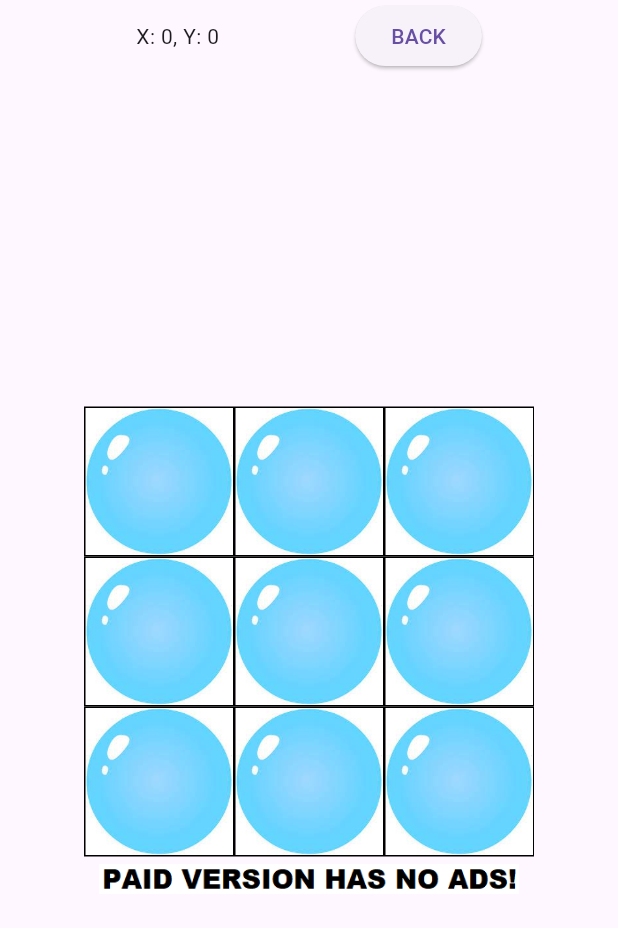
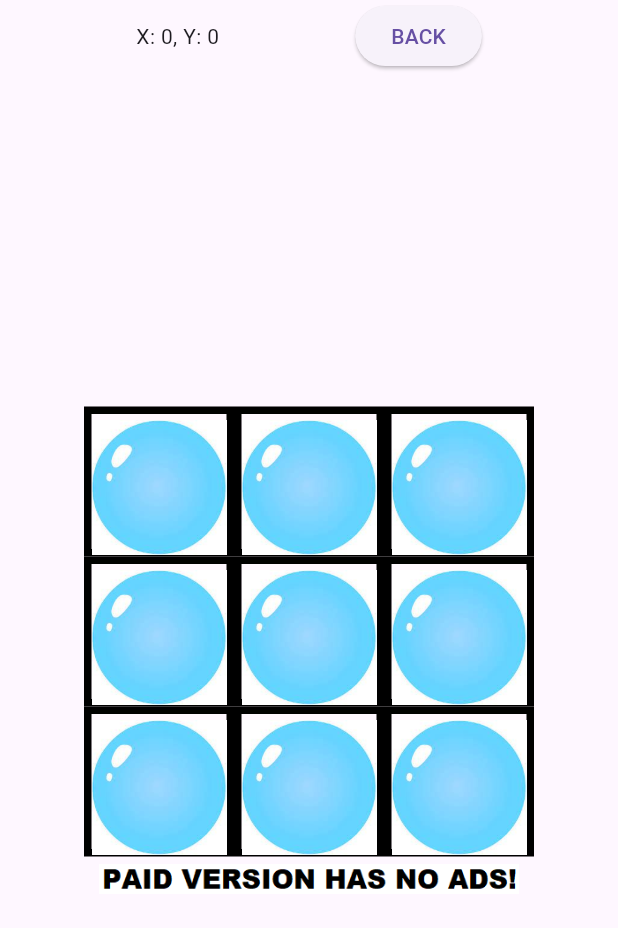
Before and after one commit to wojtekbakun/tictactoe, a Flutter app: the GameScreen screen opened by its route, on a phone screen of 412 x 824 dp. Shown: the top 928 px of the screen. Run offline on Flutter 3.47's test engine with Material 3 defaults, Android fonts, the phone set to English and light mode, and no system bars.

Commit message:
added floating animation and new provider

```diff
--- a/lib/core/consts/consts.dart
+++ b/lib/core/consts/consts.dart
@@ -20,6 +20,8 @@ class MyConsts {
 
   static const String xBubblePath = 'assets/images/bubble_x.jpeg';
   static const String oBubblePath = 'assets/images/bubble_o.jpg';
+  static const String superOBubblePath = 'assets/images/super_o.png';
+  static const String superXBubblePath = 'assets/images/super_x.jpg';
   static const String bubblePath = 'assets/images/bubble.jpeg';
 
   static const String sixWinningPath = 'assets/images/number_4.png';
@@ -41,4 +43,6 @@ class MyConsts {
       'assets/sounds/click_sound_effect.mp3';
   static const String backgroundSoundPath =
       'assets/sounds/background_music.wav';
+  static const String superBubbleSoundPath =
+      'assets/sounds/jackpot_sound_edit.mp3';
 }
--- a/lib/core/providers/providers_init.dart
+++ b/lib/core/providers/providers_init.dart
@@ -2,6 +2,7 @@ import 'package:flutter/material.dart';
 import 'package:provider/provider.dart';
 import 'package:tictactoe/data/models/ttt_game_model.dart';
 import 'package:tictactoe/data/providers/game_settiings.dart';
+import 'package:tictactoe/data/providers/gameplay.dart';
 
 class ProvidersInit extends StatelessWidget {
   final Widget child;
@@ -13,6 +14,7 @@ class ProvidersInit extends StatelessWidget {
       providers: [
         ChangeNotifierProvider(create: (context) => GameSettiings()),
         ChangeNotifierProvider(create: (context) => TicTacToeGameModel()),
+        ChangeNotifierProvider(create: (context) => Gameplay()),
       ],
       child: child,
     );
--- a/lib/data/providers/game.dart
+++ /dev/null
@@ -1,8 +0,0 @@
-import 'package:flutter/material.dart';
-import 'package:tictactoe/data/models/ttt_game_model.dart';
-
-class Game extends ChangeNotifier {
-  gameModelInstance() {
-    final TicTacToeGameModel gameModel;
-  }
-}
--- a/lib/data/providers/game_settiings.dart
+++ b/lib/data/providers/game_settiings.dart
@@ -1,4 +1,5 @@
 import 'package:flutter/material.dart';
+import 'package:tictactoe/domain/config/game_repo.dart';
 
 class GameSettiings extends ChangeNotifier {
   bool _isPlayerVsAI = false;
@@ -9,6 +10,8 @@ class GameSettiings extends ChangeNotifier {
 
   String _level = 'EASY';
   String get level => _level;
+
+  final currentConfig = GameRepo().gameConfigurations['3x3'];
 
   void setLevel(String value) {
     _level = value;
--- /dev/null
+++ b/lib/data/providers/gameplay.dart
@@ -0,0 +1,64 @@
+import 'package:flutter/material.dart';
+
+class Gameplay extends ChangeNotifier {
+  List<List<Map<String, dynamic>>> _floatStates = [];
+  double _floatRange = 0;
+  double _floatSpeed = 0;
+  final int _gridSize = 3;
+  int get gridSize => _gridSize;
+  double get floatRange => _floatRange;
+  double get floatSpeed => _floatSpeed;
+  List<List<Map<String, dynamic>>> get floatStates => _floatStates;
+
+  double getGridWidth() {
+    double width;
+    switch (_gridSize) {
+      case 15:
+        width = 3;
+        break;
+      case 18:
+        width = 2;
+        break;
+      case 21:
+        width = 1;
+        break;
+      default:
+        width = 5;
+    }
+    return width;
+  }
+
+  void initializeFloatStates() {
+    // generate a list of lists of maps, each map representing a bubble
+    _floatStates = List.generate(
+      _gridSize,
+      (_) => List.generate(
+        _gridSize,
+        (_) => {'floating': true, 'offset': 0.0, 'direction': 1},
+      ),
+    );
+  }
+
+  void initializeFloatSettings() {
+    double baseFloatRange = 10;
+    double baseFloatSpeed = 0.2;
+
+    _floatRange = baseFloatRange * (3 / _gridSize);
+    _floatSpeed = baseFloatSpeed * (3 / _gridSize);
+  }
+
+  void updateBubblePositions() {
+    for (int row = 0; row < _gridSize; row++) {
+      for (int col = 0; col < _gridSize; col++) {
+        var cell = floatStates[row][col];
+        cell['offset'] += cell['direction'] * floatSpeed;
+
+        // Odwracanie kierunku, gdy bąbelek osiągnie maksymalny zakres
+        if (cell['offset'].abs() >= floatRange) {
+          cell['direction'] *= -1;
+        }
+      }
+    }
+    notifyListeners();
+  }
+}
--- /dev/null
+++ b/lib/domain/config/game_repo.dart
@@ -0,0 +1,11 @@
+class GameRepo {
+  final Map<String, Map<String, int>> gameConfigurations = {
+    '3x3': {'grid_size': 3, 'win_length': 3},
+    '6x6': {'grid_size': 6, 'win_length': 4},
+    '9X9': {'grid_size': 9, 'win_length': 5},
+    '11X11': {'grid_size': 11, 'win_length': 6},
+    '15X15': {'grid_size': 15, 'win_length': 7},
+    '18X18': {'grid_size': 18, 'win_length': 8},
+    '21X21': {'grid_size': 21, 'win_length': 9}
+  };
+}
--- a/lib/presentation/screens/grid_screen.dart
+++ b/lib/presentation/screens/grid_screen.dart
@@ -17,6 +17,7 @@ class GridScreen extends StatelessWidget {
 
   @override
   Widget build(BuildContext context) {
+    //final game = context.watch<Game>();
     final settings = context.watch<GameSettiings>();
     return Scaffold(
       body: SafeArea(
--- a/lib/presentation/widgets/game.dart
+++ b/lib/presentation/widgets/game.dart
@@ -2,6 +2,7 @@ import 'package:flutter/material.dart';
 import 'package:provider/provider.dart';
 import 'package:tictactoe/core/consts/consts.dart';
 import 'package:tictactoe/data/models/ttt_game_model.dart';
+import 'package:tictactoe/data/providers/gameplay.dart';
 
 class Game extends StatefulWidget {
   const Game({super.key});
@@ -10,10 +11,34 @@ class Game extends StatefulWidget {
   State<Game> createState() => _GameState();
 }
 
-class _GameState extends State<Game> {
+class _GameState extends State<Game> with SingleTickerProviderStateMixin {
+  late AnimationController _animationController;
+
+  @override
+  void initState() {
+    super.initState();
+    Provider.of<Gameplay>(context, listen: false).initializeFloatSettings();
+    Provider.of<Gameplay>(context, listen: false).initializeFloatStates();
+    _animationController = AnimationController(
+      vsync: this,
+      duration: const Duration(milliseconds: 16),
+    )..addListener(
+        Provider.of<Gameplay>(context, listen: false).updateBubblePositions);
+
+    _animationController
+        .repeat(); // Powoduje powtarzanie animacji w nieskończoność
+  }
+
+  @override
+  void dispose() {
+    _animationController.dispose();
+    super.dispose();
+  }
+
   @override
   Widget build(BuildContext context) {
     final gameModel = context.watch<TicTacToeGameModel>();
+    final gameplay = context.watch<Gameplay>();
     return Row(
       mainAxisAlignment: MainAxisAlignment.center,
       children: [
@@ -27,9 +52,9 @@ class _GameState extends State<Game> {
                 children: [
                   // create 3 columns for each row
                   for (var j = 0; j < MyConsts.gridSize; j++)
+                    // place X or O in the cell
                     GestureDetector(
                       onTap: () {
-                        debugPrint('Cell $i $j tapped');
                         setState(() {
                           gameModel.makeMove(i, j);
                         });
@@ -40,7 +65,16 @@ class _GameState extends State<Game> {
                         decoration: BoxDecoration(
                           border: Border.all(
                             color: Colors.black,
+                            width: gameplay.getGridWidth(),
                           ),
+                        ),
+                        child: Transform.translate(
+                          // floating animation when the cell is empty
+                          offset: Offset(
+                            0,
+                            gameModel.board[i][j] == ''
+                                ? gameplay.floatStates[i][j]['offset']
+                                : 0,
                           ),
                           child: Center(
                             child: gameModel.board[i][j] == ''
@@ -48,6 +82,7 @@ class _GameState extends State<Game> {
                                 : gameModel.board[i][j] == 'X'
                                     ? Image.asset(MyConsts.xBubblePath)
                                     : Image.asset(MyConsts.oBubblePath),
+                          ),
                         ),
                       ),
                     ),
--- a/pubspec.yaml
+++ b/pubspec.yaml
@@ -31,6 +31,8 @@ flutter:
     - assets/images/bubble.jpeg
     - assets/images/bubble_x.jpeg
     - assets/images/bubble_o.jpg
+    - assets/images/super_x.jpg
+    - assets/images/super_o.png
     - assets/images/number_4.png
     - assets/images/number_5.png
     - assets/images/number_6.jpg
```
Also changed, not shown: assets/images/super_o.png (added), assets/images/super_x.jpg (added). Lines whose indentation alone changed are shown as unchanged.
